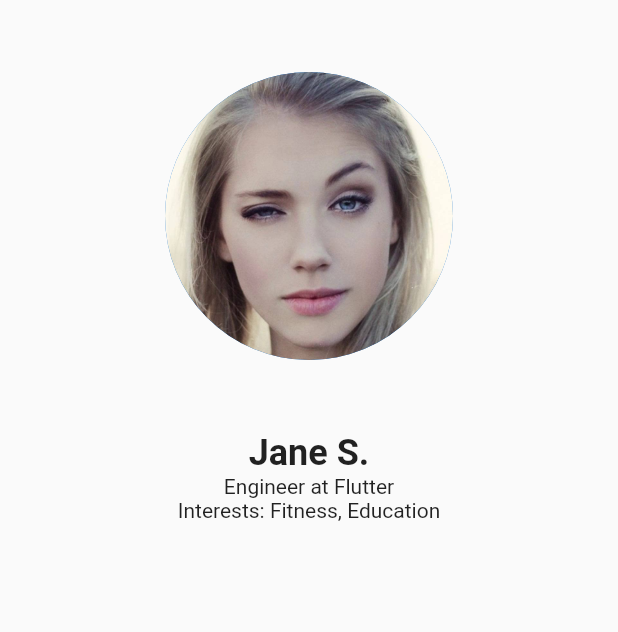
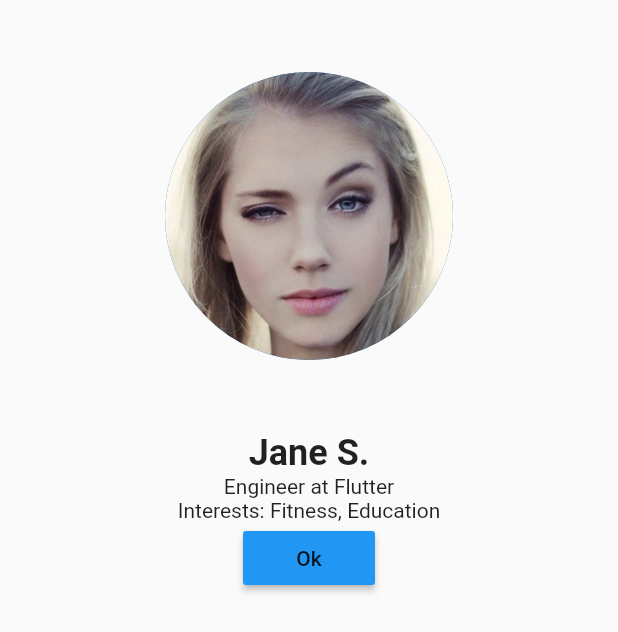
Before and after one commit to mnshaw/volunet, a Flutter app: the Profile screen opened directly, on a phone screen of 412 x 824 dp. Shown: the top 632 px of the screen. Run offline on Flutter 3.47's test engine with Material 2 defaults, Android fonts, the phone set to English and light mode, and no system bars.

Commit message:
Profile page button

```diff
--- a/animation_exp/lib/ProfilePage/profile_page.dart
+++ b/animation_exp/lib/ProfilePage/profile_page.dart
@@ -1,7 +1,7 @@
 import 'package:flutter/cupertino.dart';
 import 'package:flutter/material.dart';
 import 'package:animation_exp/SwipeAnimation/index.dart';
-import 'package:animation_exp/CreateProfile/CreateProfile.dart';
+import 'package:animation_exp/SwipeAnimation/detail.dart';
 import 'package:animation_exp/SwipeAnimation/styles.dart';
 
 class Profile extends StatefulWidget {
@@ -43,7 +43,15 @@ class _Profile extends State<Profile> {
                     ),
                     new Text(
                       'Interests: Fitness, Education'
-                    )
+                    ),
+                    new RaisedButton(
+                      color: Colors.blue,
+                      child: new Text('Ok'),
+                      onPressed: () {
+                        Navigator.of(context).pushReplacement(
+                            new MaterialPageRoute(builder: (context) => new DetailPage()));
+                      },
+                    ),
                   ],
                 ),
               ],
```
